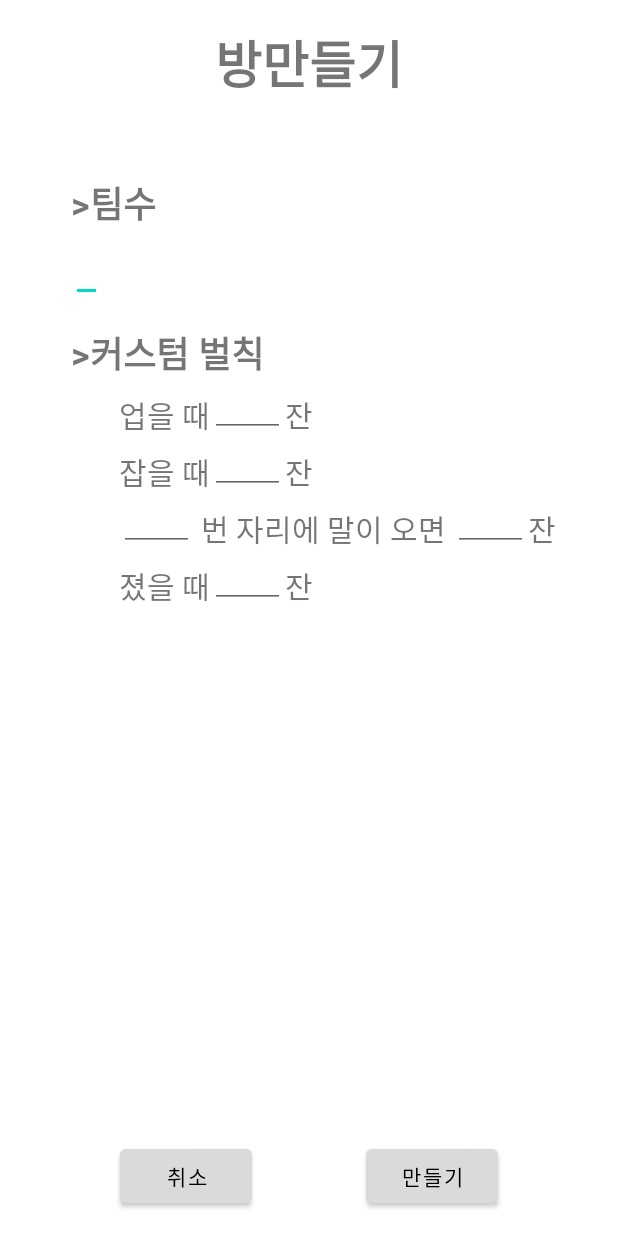
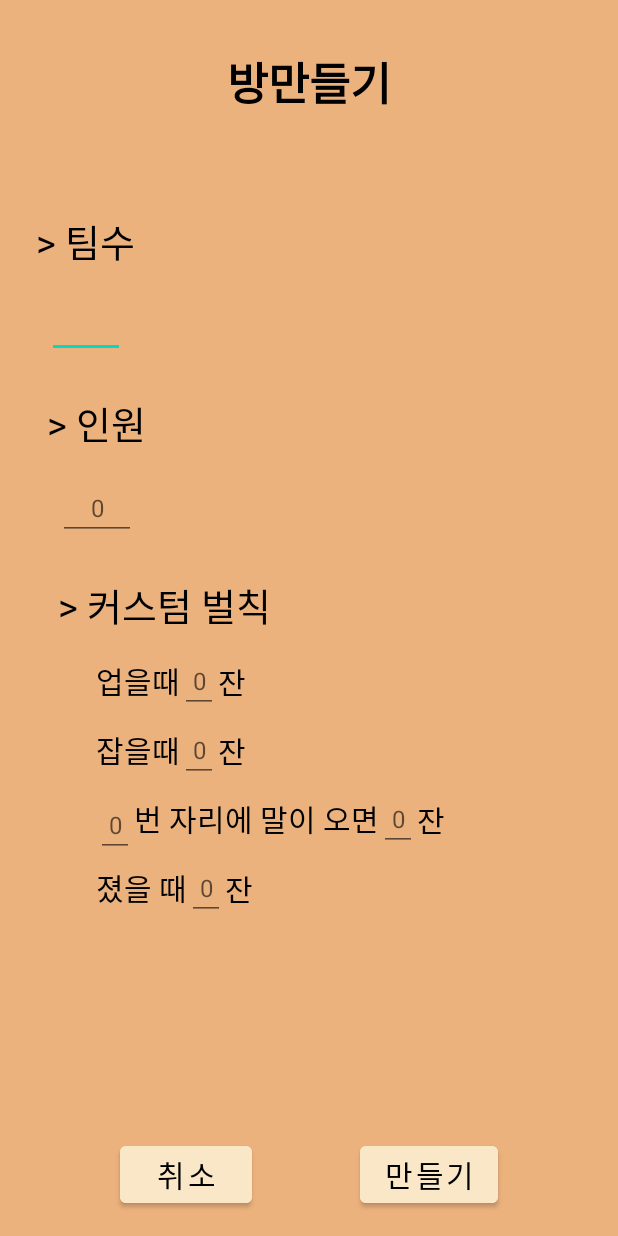
Before and after one commit to bbackdo/bbackdo, an Android app: the TeamNumActivity screen opened directly, with no data from a screen before it, on a phone screen of 412 x 824 dp. Run offline under Robolectric (Android 15) with nearby library versions, the phone set to English and light mode, and no system bars.

Commit message:
한 휴대폰으로 게임하기 레이아웃 수정

```diff
--- a/app/build.gradle
+++ b/app/build.gradle
@@ -62,4 +62,5 @@ dependencies {
     androidTestImplementation 'androidx.test.espresso:espresso-core:3.4.0'
 
     implementation 'com.baoyz.pullrefreshlayout:library:1.2.0'
+    implementation "androidx.swiperefreshlayout:swiperefreshlayout:1.1.0"
 }
--- a/app/src/main/java/com/example/bbackdo/TeamNumActivity.kt
+++ b/app/src/main/java/com/example/bbackdo/TeamNumActivity.kt
@@ -3,9 +3,9 @@ package com.example.bbackdo
 import android.content.Intent
 import androidx.appcompat.app.AppCompatActivity
 import android.os.Bundle
+import android.view.View
 import android.widget.Button
 import android.widget.EditText
-import android.widget.TextView
 import android.widget.Toast
 
 class TeamNumActivity : AppCompatActivity() {
@@ -14,6 +14,7 @@ class TeamNumActivity : AppCompatActivity() {
         setContentView(R.layout.activity_team_num)
 
         val editTeamNumSolo = findViewById<EditText>(R.id.editTeamNumSolo)
+        val editNumberSolo = findViewById<EditText>(R.id.editNumberSolo)
         val editPenaltySolo1 = findViewById<EditText>(R.id.editPenaltySolo1)
         val editPenaltySolo2 = findViewById<EditText>(R.id.editPenaltySolo2)
         val editPenaltySolo3 = findViewById<EditText>(R.id.editPenaltySolo3)
@@ -22,8 +23,52 @@ class TeamNumActivity : AppCompatActivity() {
         val buttonFinish = findViewById<Button>(R.id.buttonFinish)
         val buttonCancel = findViewById<Button>(R.id.buttonCancel)
 
+        //editText 선택시, hint 제거
+        editTeamNumSolo.onFocusChangeListener =
+            View.OnFocusChangeListener { _, hasFocus ->
+                if (hasFocus) {
+                    editTeamNumSolo.hint = ""
+                }
+            }
+        editNumberSolo.onFocusChangeListener =
+            View.OnFocusChangeListener { _, hasFocus ->
+                if (hasFocus) {
+                    editNumberSolo.hint = ""
+                }
+            }
+        editPenaltySolo1.onFocusChangeListener =
+            View.OnFocusChangeListener { _, hasFocus ->
+                if (hasFocus) {
+                    editPenaltySolo1.hint = ""
+                }
+            }
+        editPenaltySolo2.onFocusChangeListener =
+            View.OnFocusChangeListener { _, hasFocus ->
+                if (hasFocus) {
+                    editPenaltySolo2.hint = ""
+                }
+            }
+        editPenaltySolo3.onFocusChangeListener =
+            View.OnFocusChangeListener { _, hasFocus ->
+                if (hasFocus) {
+                    editPenaltySolo3.hint = ""
+                }
+            }
+        editPenaltySolo4.onFocusChangeListener =
+            View.OnFocusChangeListener { _, hasFocus ->
+                if (hasFocus) {
+                    editPenaltySolo4.hint = ""
+                }
+            }
+        editPenaltySolo5.onFocusChangeListener =
+            View.OnFocusChangeListener { _, hasFocus ->
+                if (hasFocus) {
+                    editPenaltySolo5.hint = ""
+                }
+            }
+
         buttonFinish.setOnClickListener {
-            if (editTeamNumSolo.text.isEmpty() || editPenaltySolo1.text.isEmpty() || editPenaltySolo2.text.isEmpty() || editPenaltySolo3.text.isEmpty() || editPenaltySolo4.text.isEmpty() || editPenaltySolo5.text.isEmpty()) {
+            if (editTeamNumSolo.text.isEmpty() || editNumberSolo.text.isEmpty() || editPenaltySolo1.text.isEmpty() || editPenaltySolo2.text.isEmpty() || editPenaltySolo3.text.isEmpty() || editPenaltySolo4.text.isEmpty() || editPenaltySolo5.text.isEmpty()) {
                 Toast.makeText(this, "설정이 완료되지 않았습니다", Toast.LENGTH_SHORT).show()
             } else {
                 val intent = Intent(this, GameActivity::class.java)
@@ -34,6 +79,7 @@ class TeamNumActivity : AppCompatActivity() {
         }
 
         buttonCancel.setOnClickListener {
+            finish()
         }
     }
 }
--- a/app/src/main/res/layout/activity_create_room.xml
+++ b/app/src/main/res/layout/activity_create_room.xml
@@ -72,7 +72,7 @@
         android:id="@+id/createRoomMissionTextview"
         android:layout_width="wrap_content"
         android:layout_height="wrap_content"
-        android:text="인원"
+        android:text="> 인원"
         android:textColor="#000000"
         android:textSize="25dp"
         app:layout_constraintBottom_toBottomOf="@+id/memberNumEditText"
@@ -83,7 +83,7 @@
         android:id="@+id/createRoomMissionTextview2"
         android:layout_width="wrap_content"
         android:layout_height="wrap_content"
-        android:text="팀수"
+        android:text="> 팀수"
         android:textColor="#000000"
         android:textSize="25dp"
         app:layout_constraintBottom_toBottomOf="@+id/teamNumEditText2"
@@ -95,7 +95,7 @@
         android:layout_width="wrap_content"
         android:layout_height="wrap_content"
         android:layout_marginTop="32dp"
-        android:text="커스텀 벌칙"
+        android:text="> 커스텀 벌칙"
         android:textColor="#000000"
         android:textSize="25dp"
         app:layout_constraintStart_toStartOf="@+id/createRoomMissionTextview2"
@@ -121,7 +121,7 @@
         android:layout_width="wrap_content"
         android:layout_height="wrap_content"
         android:layout_marginStart="24dp"
-        android:text="방제목"
+        android:text="> 방제목"
         android:textColor="#000000"
         android:textColorLink="#000000"
         android:textSize="25dp"
@@ -133,7 +133,7 @@
         android:id="@+id/createRoomPasswordTextView"
         android:layout_width="wrap_content"
         android:layout_height="wrap_content"
-        android:text="비밀번호"
+        android:text="> 비밀번호"
         android:textColor="#000000"
         android:textSize="25dp"
         app:layout_constraintBottom_toBottomOf="@+id/passwordEditText"
--- a/app/src/main/res/layout/activity_team_num.xml
+++ b/app/src/main/res/layout/activity_team_num.xml
@@ -4,191 +4,272 @@
     xmlns:tools="http://schemas.android.com/tools"
     android:layout_width="match_parent"
     android:layout_height="match_parent"
+    android:background="#ECB27E"
+    android:backgroundTint="#ECB27E"
     tools:context=".TeamNumActivity">
 
     <TextView
-        android:id="@+id/textTitleSolo"
+        android:id="@+id/textViewTitle"
         android:layout_width="wrap_content"
         android:layout_height="wrap_content"
-        android:layout_marginTop="16dp"
+        android:layout_marginTop="32dp"
         android:text="방만들기"
-        android:textSize="34sp"
+        android:textColor="#000000"
+        android:textSize="30dp"
         android:textStyle="bold"
+        app:layout_constraintBottom_toTopOf="@id/titleEditText"
         app:layout_constraintEnd_toEndOf="parent"
         app:layout_constraintStart_toStartOf="parent"
         app:layout_constraintTop_toTopOf="parent" />
 
     <TextView
-        android:id="@+id/textTeamNumSolo"
+        android:id="@+id/textViewTeamNumSolo"
         android:layout_width="wrap_content"
         android:layout_height="wrap_content"
-        android:layout_marginTop="50dp"
-        android:text=">팀수"
-        android:textSize="24sp"
-        android:textStyle="bold"
-        app:layout_constraintEnd_toEndOf="parent"
-        app:layout_constraintHorizontal_bias="0.133"
+        android:layout_marginStart="24dp"
+        android:layout_marginTop="64dp"
+        android:text="> 팀수"
+        android:textColor="#000000"
+        android:textSize="25dp"
         app:layout_constraintStart_toStartOf="parent"
-        app:layout_constraintTop_toBottomOf="@+id/textTitleSolo" />
+        app:layout_constraintTop_toBottomOf="@+id/textViewTitle" />
 
     <EditText
         android:id="@+id/editTeamNumSolo"
-        android:layout_width="0dp"
-        android:layout_height="40dp"
-        android:layout_marginTop="8dp"
-        app:layout_constraintStart_toStartOf="@+id/textTeamNumSolo"
-        app:layout_constraintTop_toBottomOf="@+id/textTeamNumSolo" />
+        android:layout_width="52dp"
+        android:layout_height="wrap_content"
+        android:layout_marginTop="16dp"
+        android:ems="10"
+        android:gravity="center_horizontal"
+        android:hint="0"
+        android:inputType="number"
+        android:textColor="#C0392B"
+        android:textSize="16dp"
+        app:layout_constraintEnd_toEndOf="@+id/textViewTeamNumSolo"
+        app:layout_constraintStart_toStartOf="@+id/textViewTeamNumSolo"
+        app:layout_constraintTop_toBottomOf="@+id/textViewTeamNumSolo" />
 
     <TextView
-        android:id="@+id/textPenalty"
+        android:id="@+id/textViewNumberSolo"
         android:layout_width="wrap_content"
         android:layout_height="wrap_content"
-        android:layout_marginTop="16dp"
-        android:text=">커스텀 벌칙"
-        android:textSize="24sp"
-        android:textStyle="bold"
+        android:layout_marginTop="24dp"
+        android:text="> 인원"
+        android:textColor="#000000"
+        android:textSize="25dp"
         app:layout_constraintStart_toStartOf="@+id/editTeamNumSolo"
         app:layout_constraintTop_toBottomOf="@+id/editTeamNumSolo" />
 
+    <EditText
+        android:id="@+id/editNumberSolo"
+        android:layout_width="52dp"
+        android:layout_height="wrap_content"
+        android:layout_marginTop="16dp"
+        android:ems="10"
+        android:gravity="center_horizontal"
+        android:hint="0"
+        android:inputType="number"
+        android:textColor="#C0392B"
+        android:textSize="16dp"
+        app:layout_constraintEnd_toEndOf="@+id/textViewNumberSolo"
+        app:layout_constraintStart_toStartOf="@+id/textViewNumberSolo"
+        app:layout_constraintTop_toBottomOf="@+id/textViewNumberSolo" />
+
     <TextView
-        android:id="@+id/textPenalty1"
+        android:id="@+id/textViewCustom"
         android:layout_width="wrap_content"
         android:layout_height="wrap_content"
-        android:layout_marginStart="32dp"
-        android:layout_marginTop="8dp"
-        android:text="업을 때"
-        android:textSize="20sp"
-        app:layout_constraintStart_toStartOf="@+id/textPenalty"
-        app:layout_constraintTop_toBottomOf="@+id/textPenalty" />
+        android:layout_marginTop="24dp"
+        android:text="> 커스텀 벌칙"
+        android:textColor="#000000"
+        android:textSize="25dp"
+        app:layout_constraintStart_toStartOf="@+id/editNumberSolo"
+        app:layout_constraintTop_toBottomOf="@+id/editNumberSolo" />
+
+    <TextView
+        android:id="@+id/textViewPenaltySolo1"
+        android:layout_width="wrap_content"
+        android:layout_height="wrap_content"
+        android:layout_marginStart="64dp"
+        android:layout_marginTop="16dp"
+        android:text="업을때"
+        android:textColor="#000000"
+        android:textSize="20dp"
+        app:layout_constraintStart_toStartOf="parent"
+        app:layout_constraintTop_toBottomOf="@+id/textViewCustom" />
 
     <EditText
         android:id="@+id/editPenaltySolo1"
-        android:layout_width="50dp"
-        android:layout_height="30dp"
-        android:textSize="20sp"
-        app:layout_constraintStart_toEndOf="@+id/textPenalty1"
-        app:layout_constraintTop_toTopOf="@+id/textPenalty1" />
+        android:layout_width="25dp"
+        android:layout_height="wrap_content"
+        android:ems="10"
+        android:gravity="center_horizontal"
+        android:hint="0"
+        android:inputType="number"
+        android:textColor="#C0392B"
+        android:textSize="16dp"
+        app:layout_constraintBottom_toBottomOf="@+id/textViewPenaltySolo1"
+        app:layout_constraintStart_toEndOf="@+id/textViewPenaltySolo1"
+        app:layout_constraintTop_toTopOf="@+id/textViewPenaltySolo1" />
 
     <TextView
-        android:id="@+id/textPenalty2"
+        android:id="@+id/textViewCupSolo1"
         android:layout_width="wrap_content"
         android:layout_height="wrap_content"
         android:text="잔"
-        android:textSize="20sp"
+        android:textColor="#000000"
+        android:textSize="20dp"
+        app:layout_constraintBottom_toBottomOf="@+id/editPenaltySolo1"
         app:layout_constraintStart_toEndOf="@+id/editPenaltySolo1"
         app:layout_constraintTop_toTopOf="@+id/editPenaltySolo1" />
 
     <TextView
-        android:id="@+id/textPenalty3"
+        android:id="@+id/textViewPenaltySolo2"
         android:layout_width="wrap_content"
         android:layout_height="wrap_content"
-        android:layout_marginTop="8dp"
-        android:text="잡을 때"
-        android:textSize="20sp"
-        app:layout_constraintStart_toStartOf="@+id/textPenalty1"
-        app:layout_constraintTop_toBottomOf="@+id/textPenalty1" />
+        android:layout_marginTop="16dp"
+        android:text="잡을때"
+        android:textColor="#000000"
+        android:textSize="20dp"
+        app:layout_constraintStart_toStartOf="@+id/textViewPenaltySolo1"
+        app:layout_constraintTop_toBottomOf="@+id/textViewPenaltySolo1" />
 
     <EditText
         android:id="@+id/editPenaltySolo2"
-        android:layout_width="50dp"
-        android:layout_height="30dp"
-        android:textSize="20sp"
-        app:layout_constraintStart_toEndOf="@+id/textPenalty3"
-        app:layout_constraintTop_toTopOf="@+id/textPenalty3" />
+        android:layout_width="25dp"
+        android:layout_height="wrap_content"
+        android:ems="10"
+        android:gravity="center_horizontal"
+        android:hint="0"
+        android:inputType="number"
+        android:textColor="#C0392B"
+        android:textSize="16dp"
+        app:layout_constraintBottom_toBottomOf="@+id/textViewPenaltySolo2"
+        app:layout_constraintStart_toEndOf="@+id/textViewPenaltySolo2"
+        app:layout_constraintTop_toTopOf="@+id/textViewPenaltySolo2" />
 
     <TextView
-        android:id="@+id/textPenalty4"
+        android:id="@+id/textViewCupSolo2"
         android:layout_width="wrap_content"
         android:layout_height="wrap_content"
         android:text="잔"
-        android:textSize="20sp"
+        android:textColor="#000000"
+        android:textSize="20dp"
+        app:layout_constraintBottom_toBottomOf="@+id/editPenaltySolo2"
         app:layout_constraintStart_toEndOf="@+id/editPenaltySolo2"
         app:layout_constraintTop_toTopOf="@+id/editPenaltySolo2" />
 
     <EditText
         android:id="@+id/editPenaltySolo3"
-        android:layout_width="50dp"
-        android:layout_height="30dp"
-        android:textSize="20sp"
-        app:layout_constraintStart_toStartOf="@+id/textPenalty3"
-        app:layout_constraintTop_toTopOf="@+id/textPenalty5" />
+        android:layout_width="25dp"
+        android:layout_height="wrap_content"
+        android:layout_marginTop="8dp"
+        android:ems="10"
+        android:gravity="center_horizontal"
+        android:hint="0"
+        android:inputType="number"
+        android:textColor="#C0392B"
+        android:textSize="16dp"
+        app:layout_constraintBottom_toBottomOf="@+id/textViewPenaltySolo3"
+        app:layout_constraintStart_toStartOf="@+id/textViewPenaltySolo2"
+        app:layout_constraintTop_toTopOf="@+id/textViewPenaltySolo3" />
 
     <TextView
-        android:id="@+id/textPenalty5"
+        android:id="@+id/textViewPenaltySolo3"
         android:layout_width="wrap_content"
         android:layout_height="wrap_content"
-        android:layout_marginTop="8dp"
-        android:text=" 번 자리에 말이 오면 "
-        android:textSize="20sp"
+        android:layout_marginTop="16dp"
+        android:text="번 자리에 말이 오면"
+        android:textColor="#000000"
+        android:textSize="20dp"
         app:layout_constraintStart_toEndOf="@+id/editPenaltySolo3"
-        app:layout_constraintTop_toBottomOf="@+id/textPenalty3" />
+        app:layout_constraintTop_toBottomOf="@+id/textViewPenaltySolo2" />
 
     <EditText
         android:id="@+id/editPenaltySolo4"
-        android:layout_width="50dp"
-        android:layout_height="30dp"
-        android:textSize="20sp"
-        app:layout_constraintStart_toEndOf="@+id/textPenalty5"
-        app:layout_constraintTop_toTopOf="@+id/textPenalty5" />
+        android:layout_width="25dp"
+        android:layout_height="wrap_content"
+        android:ems="10"
+        android:gravity="center_horizontal"
+        android:hint="0"
+        android:inputType="number"
+        android:textColor="#C0392B"
+        android:textSize="16dp"
+        app:layout_constraintBottom_toBottomOf="@+id/textViewPenaltySolo3"
+        app:layout_constraintStart_toEndOf="@+id/textViewPenaltySolo3"
+        app:layout_constraintTop_toTopOf="@+id/textViewPenaltySolo3" />
 
     <TextView
-        android:id="@+id/textPenalty6"
+        android:id="@+id/textViewCupSolo3"
         android:layout_width="wrap_content"
         android:layout_height="wrap_content"
         android:text="잔"
-        android:textSize="20sp"
+        android:textColor="#000000"
+        android:textSize="20dp"
+        app:layout_constraintBottom_toBottomOf="@+id/editPenaltySolo4"
         app:layout_constraintStart_toEndOf="@+id/editPenaltySolo4"
         app:layout_constraintTop_toTopOf="@+id/editPenaltySolo4" />
 
     <TextView
-        android:id="@+id/textPenalty7"
+        android:id="@+id/textViewPenaltySolo4"
         android:layout_width="wrap_content"
         android:layout_height="wrap_content"
-        android:layout_marginTop="8dp"
+        android:layout_marginTop="16dp"
         android:text="졌을 때"
-        android:textSize="20sp"
+        android:textColor="#000000"
+        android:textSize="20dp"
         app:layout_constraintStart_toStartOf="@+id/editPenaltySolo3"
-        app:layout_constraintTop_toBottomOf="@+id/textPenalty5" />
+        app:layout_constraintTop_toBottomOf="@+id/textViewPenaltySolo3" />
 
     <EditText
         android:id="@+id/editPenaltySolo5"
-        android:layout_width="50dp"
-        android:layout_height="30dp"
-        android:textSize="20sp"
-        app:layout_constraintStart_toEndOf="@+id/textPenalty7"
-        app:layout_constraintTop_toTopOf="@+id/textPenalty7" />
+        android:layout_width="25dp"
+        android:layout_height="wrap_content"
+        android:ems="10"
+        android:gravity="center_horizontal"
+        android:hint="0"
+        android:inputType="number"
+        android:textColor="#C0392B"
+        android:textSize="16dp"
+        app:layout_constraintBottom_toBottomOf="@+id/textViewPenaltySolo4"
+        app:layout_constraintStart_toEndOf="@+id/textViewPenaltySolo4"
+        app:layout_constraintTop_toTopOf="@+id/textViewPenaltySolo4" />
 
     <TextView
-        android:id="@+id/textPenalty8"
+        android:id="@+id/textViewCupSolo4"
         android:layout_width="wrap_content"
         android:layout_height="wrap_content"
         android:text="잔"
-        android:textSize="20sp"
+        android:textColor="#000000"
+        android:textSize="20dp"
+        app:layout_constraintBottom_toBottomOf="@+id/editPenaltySolo5"
         app:layout_constraintStart_toEndOf="@+id/editPenaltySolo5"
         app:layout_constraintTop_toTopOf="@+id/editPenaltySolo5" />
 
     <Button
         android:id="@+id/buttonFinish"
         android:layout_width="wrap_content"
-        android:layout_height="wrap_content"
+        android:layout_height="50dp"
         android:layout_marginEnd="80dp"
         android:layout_marginBottom="16dp"
-        android:backgroundTint="#DADADA"
+        android:backgroundTint="#F9E7C8"
         android:text="만들기"
         android:textColor="#000000"
+        android:textSize="20dp"
         app:layout_constraintBottom_toBottomOf="parent"
         app:layout_constraintEnd_toEndOf="parent" />
 
     <Button
         android:id="@+id/buttonCancel"
         android:layout_width="wrap_content"
-        android:layout_height="wrap_content"
+        android:layout_height="50dp"
+
         android:layout_marginStart="80dp"
-        android:layout_marginBottom="16dp"
-        android:backgroundTint="#DADADA"
+        android:backgroundTint="#F9E7C8"
         android:text="취소"
         android:textColor="#000000"
-        app:layout_constraintBottom_toBottomOf="parent"
+        android:textSize="20dp"
+        app:layout_constraintBottom_toBottomOf="@+id/buttonFinish"
         app:layout_constraintStart_toStartOf="parent"
         app:layout_constraintTop_toTopOf="@+id/buttonFinish" />
 
```
